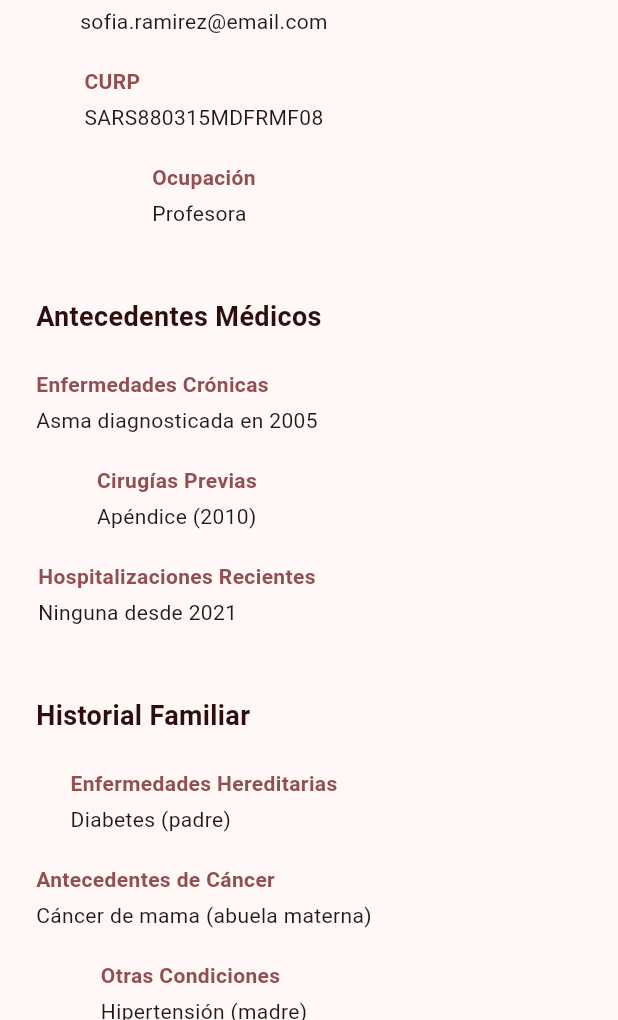
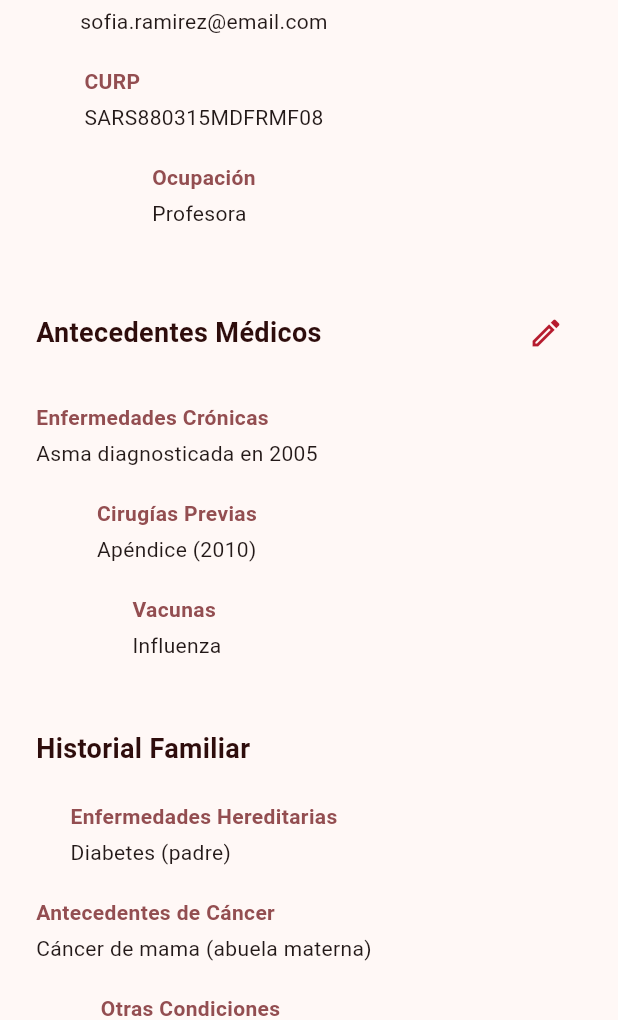
Before and after one commit to elTong0/FarmaciasBenavides-UDEM, a Flutter app: the HistorialMedicoSofiaPage screen opened directly with empty values, scrolled down 576 dp, on a phone screen of 412 x 824 dp, the part 216-1236 px from its top. Run offline on Flutter 3.47's test engine with Material 3 defaults, Android fonts, the phone set to English and light mode, and no system bars.

Commit message:
Sección para editar historial médico

```diff
--- /dev/null
+++ b/farmacias_benavides/lib/data/patient_repository.dart
@@ -0,0 +1,59 @@
+class PatientRecord {
+  PatientRecord({
+    required this.tipoSangre,
+    required this.alergias,
+    required this.enfermedadesCronicas,
+    required this.medicamentosActuales,
+    required this.cirugiasPrevias,
+    required this.vacunas,
+  });
+
+  String tipoSangre;
+  String alergias;
+  String enfermedadesCronicas;
+  String medicamentosActuales;
+  String cirugiasPrevias;
+  String vacunas;
+
+  PatientRecord copy() => PatientRecord(
+        tipoSangre: tipoSangre,
+        alergias: alergias,
+        enfermedadesCronicas: enfermedadesCronicas,
+        medicamentosActuales: medicamentosActuales,
+        cirugiasPrevias: cirugiasPrevias,
+        vacunas: vacunas,
+      );
+}
+
+class PatientRepository {
+  PatientRepository._();
+
+  static final PatientRepository instance = PatientRepository._();
+
+  final Map<String, PatientRecord> _records = {
+    'sofia': PatientRecord(
+      tipoSangre: 'O+',
+      alergias: 'Polen',
+      enfermedadesCronicas: 'Asma diagnosticada en 2005',
+      medicamentosActuales: 'Montelukast 10 mg',
+      cirugiasPrevias: 'Apéndice (2010)',
+      vacunas: 'Influenza',
+    ),
+    'carlos': PatientRecord(
+      tipoSangre: 'A+',
+      alergias: 'Penicilina',
+      enfermedadesCronicas: 'Hipertensión controlada',
+      medicamentosActuales: 'Lisinopril 10 mg',
+      cirugiasPrevias: 'Ninguna',
+      vacunas: 'COVID-19',
+    ),
+  };
+
+  PatientRecord getRecord(String id) {
+    return _records[id]?.copy() ?? _records.values.first.copy();
+  }
+
+  void updateRecord(String id, PatientRecord record) {
+    _records[id] = record.copy();
+  }
+}
--- a/farmacias_benavides/lib/historial_sofia_page.dart
+++ b/farmacias_benavides/lib/historial_sofia_page.dart
@@ -1,5 +1,7 @@
 import 'package:flutter/material.dart';
 
+import 'data/patient_repository.dart';
+import 'antecedentes_medicos_page.dart';
 import 'widgets/navbar.dart';
 
 class HistorialMedicoSofiaPage extends StatefulWidget {
@@ -23,6 +25,17 @@ class _HistorialMedicoSofiaPageState extends State<HistorialMedicoSofiaPage> {
   ];
 
   int _selectedTab = 0;
+  late PatientRecord _record;
+
+  @override
+  void initState() {
+    super.initState();
+    _loadRecord();
+  }
+
+  void _loadRecord() {
+    _record = PatientRepository.instance.getRecord('sofia');
+  }
 
   @override
   Widget build(BuildContext context) {
@@ -103,11 +116,11 @@ class _HistorialMedicoSofiaPageState extends State<HistorialMedicoSofiaPage> {
           children: [
             _sectionTitle('Información del Paciente'),
             const SizedBox(height: 12),
-            _infoGrid(isMobile, const [
+            _infoGrid(isMobile, [
               ['Nombre', 'Sofía Ramírez'],
               ['Fecha de Nacimiento', '15 de marzo de 1988'],
               ['Género', 'Femenino'],
-              ['Grupo Sanguíneo', 'O+'],
+              ['Grupo Sanguíneo', _record.tipoSangre],
               ['Dirección', 'Calle Principal 123, Ciudad, Estado'],
               ['Teléfono', '555-1234'],
               ['Correo Electrónico', 'sofia.ramirez@email.com'],
@@ -115,12 +128,15 @@ class _HistorialMedicoSofiaPageState extends State<HistorialMedicoSofiaPage> {
               ['Ocupación', 'Profesora'],
             ]),
             const SizedBox(height: 36),
-            _sectionTitle('Antecedentes Médicos'),
+            _sectionTitle(
+              'Antecedentes Médicos',
+              onEdit: _openAntecedentesMedicos,
+            ),
             const SizedBox(height: 12),
-            _infoGrid(isMobile, const [
-              ['Enfermedades Crónicas', 'Asma diagnosticada en 2005'],
-              ['Cirugías Previas', 'Apéndice (2010)'],
-              ['Hospitalizaciones Recientes', 'Ninguna desde 2021'],
+            _infoGrid(isMobile, [
+              ['Enfermedades Crónicas', _record.enfermedadesCronicas],
+              ['Cirugías Previas', _record.cirugiasPrevias],
+              ['Vacunas', _record.vacunas],
             ]),
             const SizedBox(height: 36),
             _sectionTitle('Historial Familiar'),
@@ -138,10 +154,10 @@ class _HistorialMedicoSofiaPageState extends State<HistorialMedicoSofiaPage> {
           children: [
             _sectionTitle('Medicamentos Actuales'),
             const SizedBox(height: 12),
-            _infoGrid(isMobile, const [
-              ['Montelukast 10 mg', '1 tableta cada noche'],
-              ['Salbutamol inhalador', '2 inhalaciones según necesidad'],
-              ['Vitamina D', '1 cápsula semanal'],
+            _infoGrid(isMobile, [
+              ['Medicamento principal', _record.medicamentosActuales],
+              ['Inhalador de rescate', 'Salbutamol según necesidad'],
+              ['Suplementos', 'Vitamina D - 1 cápsula semanal'],
             ]),
             const SizedBox(height: 24),
             _sectionTitle('Indicaciones'),
@@ -158,10 +174,10 @@ class _HistorialMedicoSofiaPageState extends State<HistorialMedicoSofiaPage> {
           children: [
             _sectionTitle('Alergias Registradas'),
             const SizedBox(height: 12),
-            _infoGrid(isMobile, const [
-              ['Penicilina', 'Reacción cutánea moderada'],
+            _infoGrid(isMobile, [
+              ['Alergia principal', _record.alergias],
+              ['Polvo doméstico', 'Causa episodios leves de asma'],
               ['Polen de álamo', 'Estornudos y lagrimeo'],
-              ['Polvo doméstico', 'Causa episodios leves de asma'],
             ]),
             const SizedBox(height: 24),
             _sectionTitle('Tratamiento Preventivo'),
@@ -195,14 +211,42 @@ class _HistorialMedicoSofiaPageState extends State<HistorialMedicoSofiaPage> {
     }
   }
 
-  Widget _sectionTitle(String title) {
-    return Text(
-      title,
-      style: const TextStyle(
-        fontWeight: FontWeight.bold,
-        fontSize: 18,
-        color: Color(0xFF2E0D0C),
+  Future<void> _openAntecedentesMedicos() async {
+    final updated = await Navigator.of(context).push<bool>(
+      MaterialPageRoute(
+        builder: (_) => AntecedentesMedicosPage(
+          userName: widget.userName,
+          patientName: 'Sofía Ramírez',
+          patientId: 'sofia',
+        ),
       ),
+    );
+    if (updated == true) {
+      setState(() {
+        _loadRecord();
+      });
+    }
+  }
+
+  Widget _sectionTitle(String title, {VoidCallback? onEdit}) {
+    return Row(
+      mainAxisAlignment: MainAxisAlignment.spaceBetween,
+      children: [
+        Text(
+          title,
+          style: const TextStyle(
+            fontWeight: FontWeight.bold,
+            fontSize: 18,
+            color: Color(0xFF2E0D0C),
+          ),
+        ),
+        if (onEdit != null)
+          IconButton(
+            tooltip: 'Editar $title',
+            onPressed: onEdit,
+            icon: const Icon(Icons.edit_outlined, color: Color(0xFFB61B2E)),
+          ),
+      ],
     );
   }
 
```
Also changed, not shown: farmacias_benavides/lib/antecedentes_medicos_page.dart (added, +236 -0 lines), farmacias_benavides/lib/historial_carlos_page.dart (+62 -18 lines), farmacias_benavides/lib/resultados_busqueda_page.dart (+20 -17 lines).
